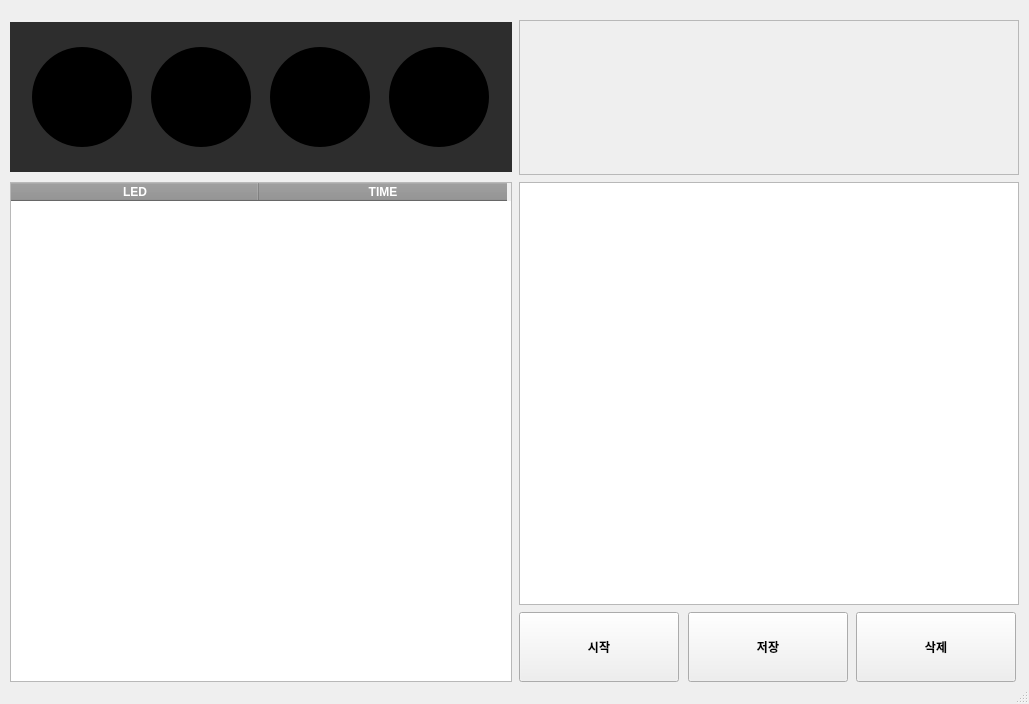
Qt form traffic_ui.ui (daehyuh/TrafficLightProject) before a commit.
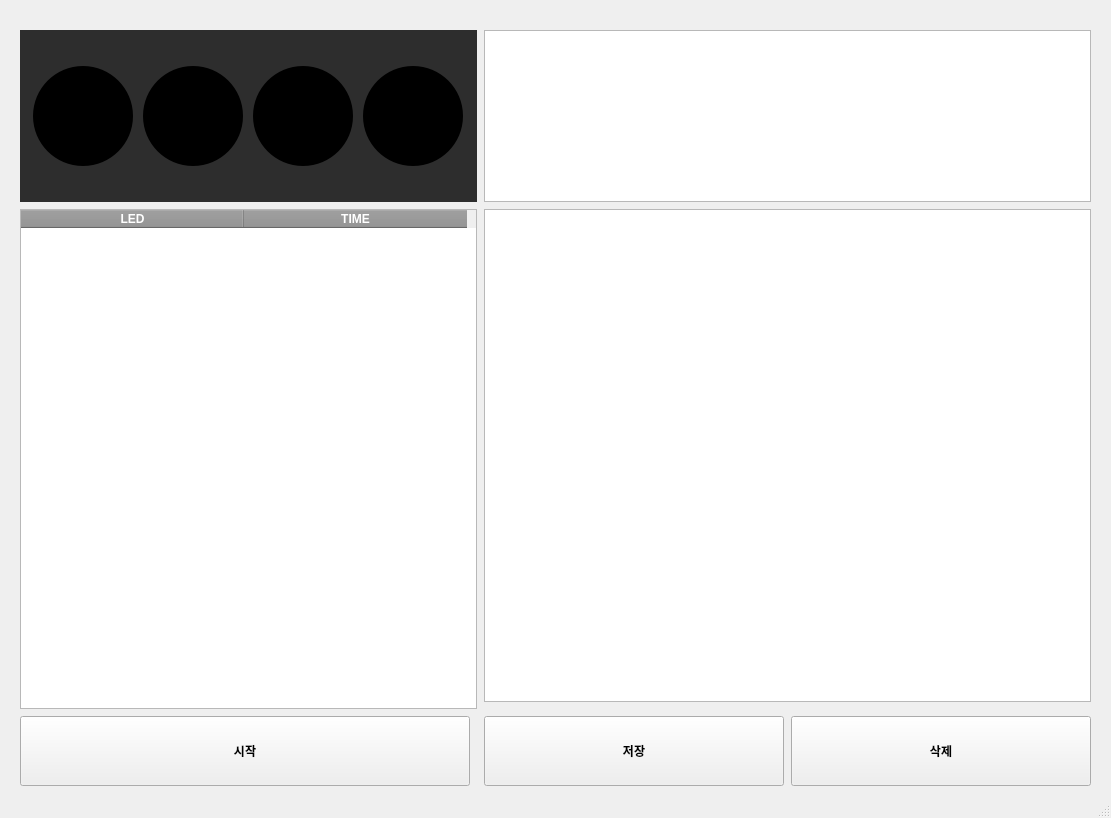
The same form after that commit. Icons and pictures are not drawn.

```diff
--- a/traffic_ui.ui
+++ b/traffic_ui.ui
@@ -6,8 +6,8 @@
    <rect>
     <x>0</x>
     <y>0</y>
-    <width>1029</width>
-    <height>704</height>
+    <width>1111</width>
+    <height>818</height>
    </rect>
   </property>
   <property name="windowTitle">
@@ -48,11 +48,17 @@
     </property>
     <item row="1" column="4">
      <layout class="QGridLayout" name="gridLayout">
+      <property name="leftMargin">
+       <number>10</number>
+      </property>
+      <property name="topMargin">
+       <number>10</number>
+      </property>
       <property name="rightMargin">
-       <number>0</number>
+       <number>10</number>
       </property>
       <property name="bottomMargin">
-       <number>0</number>
+       <number>10</number>
       </property>
       <property name="spacing">
        <number>7</number>
@@ -64,13 +70,13 @@
         </property>
         <property name="minimumSize">
          <size>
-          <width>500</width>
+          <width>450</width>
           <height>500</height>
          </size>
         </property>
         <property name="maximumSize">
          <size>
-          <width>1000</width>
+          <width>16777215</width>
           <height>16777215</height>
          </size>
         </property>
@@ -100,7 +106,7 @@
          <bool>false</bool>
         </attribute>
         <attribute name="horizontalHeaderDefaultSectionSize">
-         <number>248</number>
+         <number>223</number>
         </attribute>
         <attribute name="horizontalHeaderHighlightSections">
          <bool>false</bool>
@@ -135,138 +141,23 @@
         </column>
        </widget>
       </item>
-      <item row="2" column="2">
-       <widget class="QPushButton" name="start_button">
-        <property name="sizePolicy">
-         <sizepolicy hsizetype="Fixed" vsizetype="Fixed">
-          <horstretch>0</horstretch>
-          <verstretch>0</verstretch>
-         </sizepolicy>
-        </property>
-        <property name="minimumSize">
-         <size>
-          <width>100</width>
-          <height>70</height>
-         </size>
-        </property>
-        <property name="maximumSize">
-         <size>
-          <width>160</width>
-          <height>70</height>
-         </size>
-        </property>
-        <property name="font">
-         <font>
-          <family>맑은 고딕</family>
-          <weight>75</weight>
-          <bold>true</bold>
-         </font>
-        </property>
-        <property name="text">
-         <string>시작</string>
-        </property>
-       </widget>
-      </item>
-      <item row="2" column="4">
-       <widget class="QPushButton" name="delete_button">
-        <property name="sizePolicy">
-         <sizepolicy hsizetype="Fixed" vsizetype="Fixed">
-          <horstretch>0</horstretch>
-          <verstretch>0</verstretch>
-         </sizepolicy>
-        </property>
-        <property name="minimumSize">
-         <size>
-          <width>100</width>
-          <height>70</height>
-         </size>
-        </property>
-        <property name="maximumSize">
-         <size>
-          <width>160</width>
-          <height>70</height>
-         </size>
-        </property>
-        <property name="font">
-         <font>
-          <family>맑은 고딕</family>
-          <weight>75</weight>
-          <bold>true</bold>
-         </font>
-        </property>
-        <property name="text">
-         <string>삭제</string>
-        </property>
-       </widget>
-      </item>
-      <item row="2" column="3">
-       <widget class="QPushButton" name="save_button">
-        <property name="sizePolicy">
-         <sizepolicy hsizetype="Fixed" vsizetype="Fixed">
-          <horstretch>0</horstretch>
-          <verstretch>0</verstretch>
-         </sizepolicy>
-        </property>
-        <property name="minimumSize">
-         <size>
-          <width>100</width>
-          <height>70</height>
-         </size>
-        </property>
-        <property name="maximumSize">
-         <size>
-          <width>160</width>
-          <height>70</height>
-         </size>
-        </property>
-        <property name="font">
-         <font>
-          <family>맑은 고딕</family>
-          <weight>75</weight>
-          <bold>true</bold>
-         </font>
-        </property>
-        <property name="text">
-         <string>저장</string>
-        </property>
-       </widget>
-      </item>
-      <item row="1" column="2" colspan="3">
-       <widget class="QTreeView" name="treeView">
-        <property name="minimumSize">
-         <size>
-          <width>500</width>
-          <height>0</height>
-         </size>
-        </property>
-        <property name="maximumSize">
-         <size>
-          <width>1000</width>
-          <height>16777215</height>
-         </size>
-        </property>
-        <property name="lineWidth">
-         <number>1</number>
-        </property>
-       </widget>
-      </item>
       <item row="0" column="0" colspan="2">
        <widget class="QWidget" name="traffic_light_widget" native="true">
         <property name="sizePolicy">
-         <sizepolicy hsizetype="Preferred" vsizetype="Fixed">
+         <sizepolicy hsizetype="Expanding" vsizetype="Expanding">
           <horstretch>0</horstretch>
           <verstretch>0</verstretch>
          </sizepolicy>
         </property>
         <property name="minimumSize">
          <size>
-          <width>500</width>
+          <width>450</width>
           <height>150</height>
          </size>
         </property>
         <property name="maximumSize">
          <size>
-          <width>1000</width>
+          <width>16777215</width>
           <height>16777215</height>
          </size>
         </property>
@@ -334,7 +225,7 @@
             </size>
            </property>
            <property name="styleSheet">
-            <string notr="true">color: rgb(0, 0, 0);
+            <string notr="true">background-color: rgb(0, 0, 0);
 background-color: rgb(0, 0, 0);
 line-height: 100px;
 border-radius: 50px;
@@ -343,7 +234,7 @@
 </string>
            </property>
            <property name="text">
-            <string>&lt;html&gt;&lt;head/&gt;&lt;body&gt;&lt;p align=&quot;center&quot;&gt;&lt;span style=&quot; font-family:'Arial'; font-size:60pt; font-weight:600; line-height: 10px;&quot;&gt;←&lt;/span&gt;&lt;/p&gt;&lt;/body&gt;&lt;/html&gt;</string>
+            <string>&lt;html&gt;&lt;head/&gt;&lt;body&gt;&lt;p align=&quot;center&quot;&gt;&lt;span style=&quot; font-family:'Arial'; font-size:48pt; font-weight:600;&quot;&gt;←&lt;/span&gt;&lt;/p&gt;&lt;/body&gt;&lt;/html&gt;</string>
            </property>
           </widget>
          </item>
@@ -375,10 +266,125 @@
         </layout>
        </widget>
       </item>
-      <item row="0" column="2" colspan="3">
-       <widget class="QPlainTextEdit" name="plainTextEdit">
+      <item row="3" column="2">
+       <widget class="QPushButton" name="save_button">
+        <property name="sizePolicy">
+         <sizepolicy hsizetype="Fixed" vsizetype="Fixed">
+          <horstretch>0</horstretch>
+          <verstretch>0</verstretch>
+         </sizepolicy>
+        </property>
+        <property name="minimumSize">
+         <size>
+          <width>300</width>
+          <height>70</height>
+         </size>
+        </property>
+        <property name="maximumSize">
+         <size>
+          <width>16777215</width>
+          <height>16777215</height>
+         </size>
+        </property>
+        <property name="font">
+         <font>
+          <family>맑은 고딕</family>
+          <weight>75</weight>
+          <bold>true</bold>
+         </font>
+        </property>
+        <property name="text">
+         <string>저장</string>
+        </property>
+       </widget>
+      </item>
+      <item row="3" column="0">
+       <widget class="QPushButton" name="start_button">
+        <property name="sizePolicy">
+         <sizepolicy hsizetype="Expanding" vsizetype="Expanding">
+          <horstretch>0</horstretch>
+          <verstretch>0</verstretch>
+         </sizepolicy>
+        </property>
+        <property name="minimumSize">
+         <size>
+          <width>450</width>
+          <height>0</height>
+         </size>
+        </property>
+        <property name="maximumSize">
+         <size>
+          <width>16777215</width>
+          <height>16777215</height>
+         </size>
+        </property>
+        <property name="font">
+         <font>
+          <family>맑은 고딕</family>
+          <weight>75</weight>
+          <bold>true</bold>
+         </font>
+        </property>
+        <property name="text">
+         <string>시작</string>
+        </property>
+       </widget>
+      </item>
+      <item row="3" column="3">
+       <widget class="QPushButton" name="delete_button">
+        <property name="sizePolicy">
+         <sizepolicy hsizetype="Fixed" vsizetype="Fixed">
+          <horstretch>0</horstretch>
+          <verstretch>0</verstretch>
+         </sizepolicy>
+        </property>
+        <property name="minimumSize">
+         <size>
+          <width>300</width>
+          <height>70</height>
+         </size>
+        </property>
+        <property name="maximumSize">
+         <size>
+          <width>16777215</width>
+          <height>16777215</height>
+         </size>
+        </property>
+        <property name="font">
+         <font>
+          <family>맑은 고딕</family>
+          <weight>75</weight>
+          <bold>true</bold>
+         </font>
+        </property>
+        <property name="text">
+         <string>삭제</string>
+        </property>
+       </widget>
+      </item>
+      <item row="1" column="2" colspan="2">
+       <widget class="QTreeView" name="treeView">
+        <property name="minimumSize">
+         <size>
+          <width>0</width>
+          <height>0</height>
+         </size>
+        </property>
+        <property name="maximumSize">
+         <size>
+          <width>16777215</width>
+          <height>16777215</height>
+         </size>
+        </property>
+        <property name="lineWidth">
+         <number>1</number>
+        </property>
+       </widget>
+      </item>
+      <item row="0" column="2" colspan="2">
+       <widget class="QTextEdit" name="event_log">
         <property name="enabled">
-         <bool>false</bool>
+         <bool>true</bool>
         </property>
        </widget>
       </item>
```
